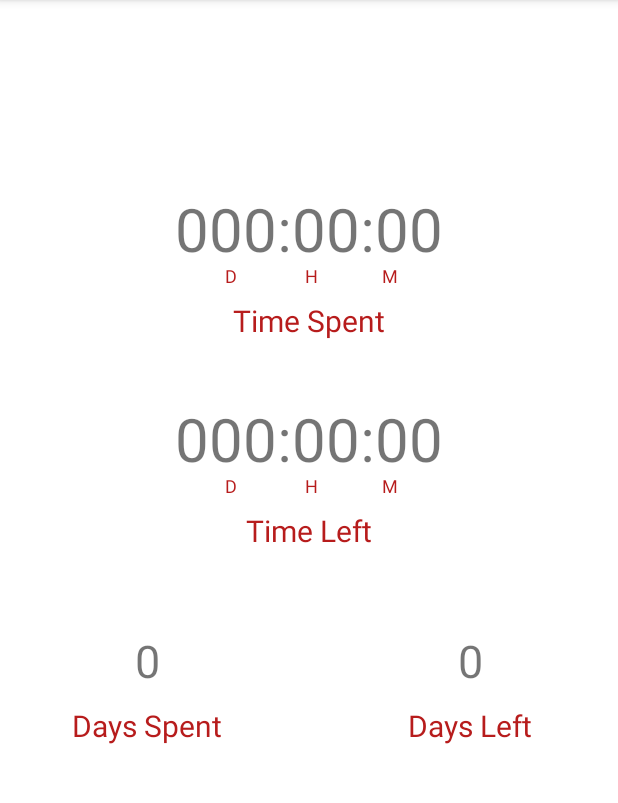
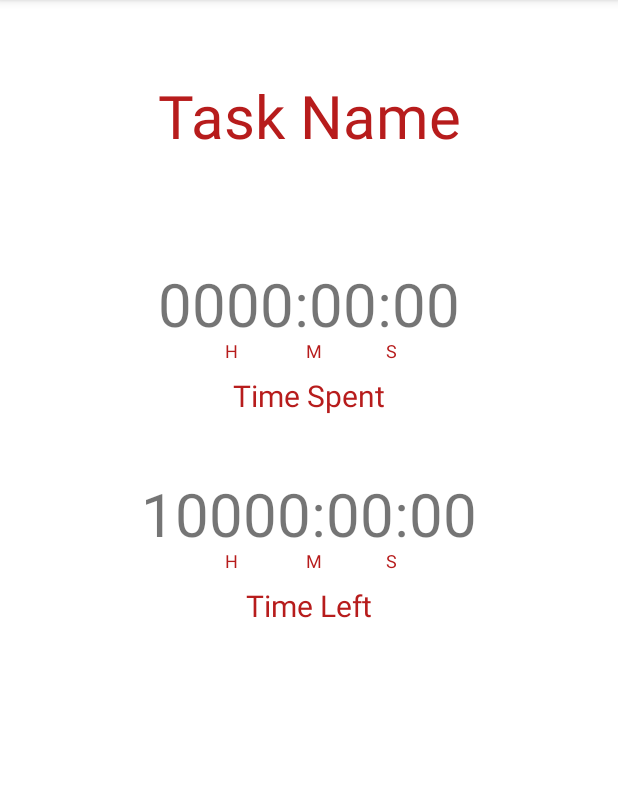
Before and after one commit to SounakMondal10/10kHours, an Android app: the StatsActivity screen opened directly, with no data from a screen before it, on a phone screen of 412 x 824 dp, the part 84-887 px from its top. Run offline under Robolectric (Android 15) with nearby library versions, the phone set to English and light mode, and no system bars; our stand-ins replace EventBus; 2 statements that could not run were skipped.

Commit message:
10k Hours App - Keep track of hours spent honing a skill, for spending 10,000 hours grinding at that skill puts you at the top 0.1% position in the world

```diff
--- a/app/src/main/java/com/sounakmondal/a10khours/Fragments/timerView.java
+++ b/app/src/main/java/com/sounakmondal/a10khours/Fragments/timerView.java
@@ -270,6 +270,12 @@ public class timerView extends Fragment {
     public static boolean taskChosen = false;
 
 
+
+
+    public static Data getTaskDetails1() {
+        return taskDetails1;
+    }
+
     public static void setTimeFromTask(Data taskDetails, int position)
     {
         taskDetails1 = taskDetails;
--- a/app/src/main/java/com/sounakmondal/a10khours/StatsActivity.java
+++ b/app/src/main/java/com/sounakmondal/a10khours/StatsActivity.java
@@ -3,12 +3,133 @@ package com.sounakmondal.a10khours;
 import androidx.appcompat.app.AppCompatActivity;
 
 import android.os.Bundle;
+import android.widget.TextView;
+
+import com.sounakmondal.a10khours.Fragments.timerView;
 
 public class StatsActivity extends AppCompatActivity {
+    Data taskData;
+
+    public static int taskTimeCompleted1 =0;
+    TextView spentTimeText;
+    TextView timeLeftText;
+
+    TextView taskName;
 
     @Override
     protected void onCreate(Bundle savedInstanceState) {
         super.onCreate(savedInstanceState);
         setContentView(R.layout.activity_stats);
+        taskData = timerView.getTaskDetails1();
+        spentTimeText = findViewById(R.id.spentTimeText);
+        timeLeftText = findViewById(R.id.timeLeftText);
+
+        taskName = findViewById(R.id.statsTaskName);
+        setStats(taskData);
     }
+
+
+
+    public void setStats(Data taskData1)
+    {
+        taskData1 = this.taskData;
+        taskName.setText(taskData1.getTaskName());
+        taskTimeCompleted1 = taskData1.getTimeSpent();
+
+        // temporarily changing timer time to whatever it is of the selected task
+
+        int secs = taskTimeCompleted1;
+        int mins = secs / 60;
+        secs = secs % 60;
+        int hour = mins / 60;
+        mins = mins % 60;
+
+        int secsLeft = 3600*10000 - taskTimeCompleted1;
+        int minsLeft = secsLeft / 60;
+        secsLeft = secsLeft % 60;
+        int hourLeft = minsLeft / 60;
+        minsLeft = minsLeft % 60;
+
+
+        String hoursString = "00",minutesString= "00", secondsString= "00";
+        String hoursLeftString = "10000",minutesLeftString="00",secondsLeftString="00";
+
+        if(hour<1000)
+        {
+            if(hour<100)
+            {
+                if(hour<10)
+                {
+                    hoursString = "000"+ hour;
+                }
+                else hoursString = "00"+ hour;
+            }
+            else hoursString = "0"+ hour;
+        }
+        else
+        {
+            hoursString =  Integer.toString(hour);
+        }
+        if(mins<10)
+        {
+
+            minutesString = "0"+ mins;
+        }
+        else
+        {
+            minutesString =  Integer.toString(mins);
+        }
+        if(secs<10)
+        {
+            secondsString = "0"+ secs;
+        }
+        else
+        {
+            secondsString =  Integer.toString(secs);
+        }
+
+        //For Time Left
+        if(hourLeft<1000)
+        {
+            if(hourLeft<100)
+            {
+                if(hourLeft<10)
+                {
+                    hoursLeftString = "000"+ hourLeft;
+                }
+                else hoursLeftString = "00"+ hourLeft;
+            }
+            else hoursLeftString = "0"+ hourLeft;
+        }
+        else
+        {
+            hoursLeftString =  Integer.toString(hourLeft);
+        }
+        if(minsLeft<10)
+        {
+
+            minutesLeftString = "0"+ minsLeft;
+        }
+        else
+        {
+            minutesLeftString =  Integer.toString(minsLeft);
+        }
+        if(secsLeft<10)
+        {
+            secondsLeftString = "0"+ secsLeft;
+        }
+        else
+        {
+            secondsLeftString =  Integer.toString(secsLeft);
+        }
+
+        String time_text = hoursString + ":" + minutesString +":"+secondsString;
+        String time_text_Remaining =  hoursLeftString + ":" + minutesLeftString +":"+secondsLeftString;
+
+        spentTimeText.setText(time_text);
+        timeLeftText.setText(time_text_Remaining);
+
+
+    }
+
 }
--- a/app/src/main/res/layout/activity_stats.xml
+++ b/app/src/main/res/layout/activity_stats.xml
@@ -6,13 +6,24 @@
     android:layout_height="match_parent"
     tools:context=".StatsActivity">
 
-
+    <TextView
+        android:id="@+id/statsTaskName"
+        android:text="Task Name"
+        android:layout_width="wrap_content"
+        android:layout_height="wrap_content"
+        app:layout_constraintStart_toStartOf="parent"
+        app:layout_constraintEnd_toEndOf="parent"
+        app:layout_constraintTop_toTopOf="parent"
+        android:layout_marginTop="50dp"
+        android:textSize="40sp"
+        android:textColor="@color/colorPrimaryDark"
+        />
 
     <TextView
         android:id="@+id/spentTimeText"
         android:layout_width="wrap_content"
         android:layout_height="wrap_content"
-        android:layout_marginTop="125dp"
+        android:layout_marginTop="175dp"
         android:text="000:00:00"
         app:layout_constraintEnd_toEndOf="parent"
         app:layout_constraintHorizontal_bias="0.5"
@@ -24,7 +35,7 @@
     <TextView
         android:layout_width="wrap_content"
         android:layout_height="wrap_content"
-        android:layout_marginTop="200dp"
+        android:layout_marginTop="250dp"
         android:text="Time Spent"
         app:layout_constraintEnd_toEndOf="parent"
         app:layout_constraintHorizontal_bias="0.5"
@@ -36,8 +47,8 @@
     <TextView
         android:layout_width="wrap_content"
         android:layout_height="wrap_content"
-        android:layout_marginTop="175dp"
-        android:text="D                 H                M"
+        android:layout_marginTop="225dp"
+        android:text="H                 M                S"
         app:layout_constraintHorizontal_bias="0.5"
         app:layout_constraintStart_toStartOf="parent"
         app:layout_constraintTop_toTopOf="parent"
@@ -48,10 +59,10 @@
 
 
     <TextView
-        android:id="@+id/leftTimeText"
+        android:id="@+id/timeLeftText"
         android:layout_width="wrap_content"
         android:layout_height="wrap_content"
-        android:layout_marginTop="265dp"
+        android:layout_marginTop="315dp"
         android:text="000:00:00"
         app:layout_constraintEnd_toEndOf="parent"
         app:layout_constraintHorizontal_bias="0.5"
@@ -63,7 +74,7 @@
     <TextView
         android:layout_width="wrap_content"
         android:layout_height="wrap_content"
-        android:layout_marginTop="340dp"
+        android:layout_marginTop="390dp"
         android:text="Time Left"
         app:layout_constraintEnd_toEndOf="parent"
         app:layout_constraintHorizontal_bias="0.5"
@@ -75,8 +86,8 @@
     <TextView
         android:layout_width="wrap_content"
         android:layout_height="wrap_content"
-        android:layout_marginTop="315dp"
-        android:text="D                 H                M"
+        android:layout_marginTop="365dp"
+        android:text="H                 M                S"
         app:layout_constraintHorizontal_bias="0.5"
         app:layout_constraintStart_toStartOf="parent"
         app:layout_constraintTop_toTopOf="parent"
@@ -85,56 +96,7 @@
         android:textColor="@color/colorPrimaryDark"></TextView>
 
 
-    <TextView
-        android:id="@+id/dayNumberText"
-        android:layout_width="wrap_content"
-        android:layout_height="wrap_content"
-        android:layout_marginTop="420dp"
-        android:layout_marginLeft="90dp"
-        android:text="0"
-        app:layout_constraintHorizontal_bias="0.5"
-        app:layout_constraintStart_toStartOf="parent"
-        app:layout_constraintTop_toTopOf="parent"
-        android:textSize="30sp"
-        ></TextView>
 
-    <TextView
-        android:layout_width="wrap_content"
-        android:layout_height="wrap_content"
-        android:layout_marginTop="470dp"
-        android:layout_marginLeft="48dp"
-        android:text="Days Spent"
-        app:layout_constraintHorizontal_bias="0.5"
-        app:layout_constraintStart_toStartOf="parent"
-        app:layout_constraintTop_toTopOf="parent"
-        android:textSize="20sp"
-        android:textColor="@color/colorPrimaryDark"></TextView>
-
-
-    <TextView
-        android:id="@+id/daysLeftNumberText"
-        android:layout_width="wrap_content"
-        android:layout_height="wrap_content"
-        android:layout_marginTop="420dp"
-        android:layout_marginRight="90dp"
-        android:text="0"
-        app:layout_constraintHorizontal_bias="0.5"
-        app:layout_constraintEnd_toEndOf="parent"
-        app:layout_constraintTop_toTopOf="parent"
-        android:textSize="30sp"
-        ></TextView>
-
-    <TextView
-        android:layout_width="wrap_content"
-        android:layout_height="wrap_content"
-        android:layout_marginTop="470dp"
-        android:layout_marginRight="57dp"
-        android:text="Days Left"
-        app:layout_constraintHorizontal_bias="0.5"
-        app:layout_constraintEnd_toEndOf="parent"
-        app:layout_constraintTop_toTopOf="parent"
-        android:textSize="20sp"
-        android:textColor="@color/colorPrimaryDark"></TextView>
 
 
 </androidx.constraintlayout.widget.ConstraintLayout>
```
